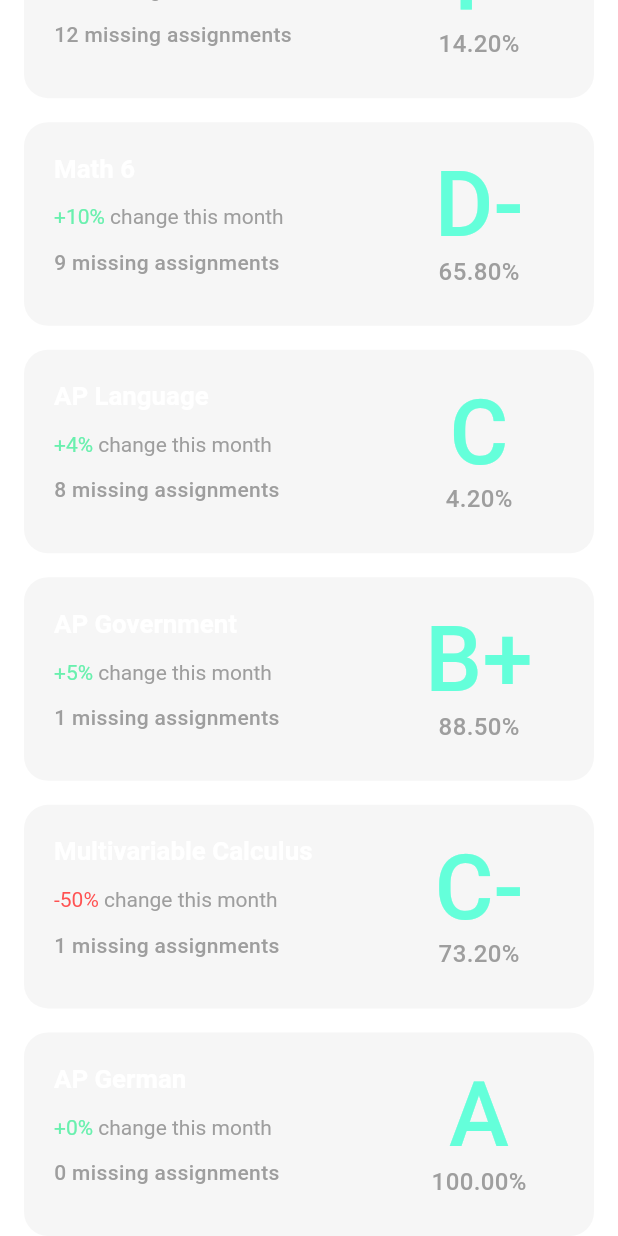
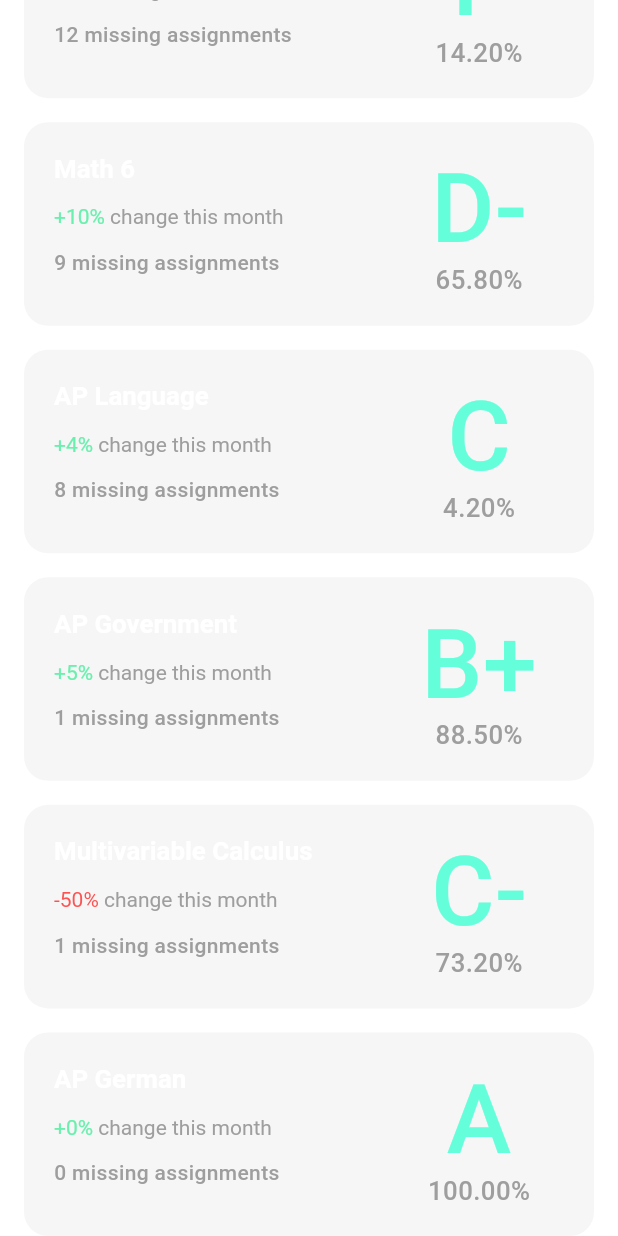
Before and after one commit to IshanA2007/GeneSIS, a Flutter app: the Gradebook screen opened directly, scrolled down 322 dp, on a phone screen of 412 x 824 dp. Run offline on Flutter 3.47's test engine with Material 3 defaults, Android fonts, the phone set to English and light mode, and no system bars; our stand-ins replace carousel_slider, fl_chart, flutter_screenutil, get, iconsax, smooth_page_indicator; Roboto replaces fonts that are missing (Poppins).

Commit message:
added FittedBox to grade letter/number

```diff
--- a/lib/features/app/screens/gradebook/widgets/gradebook_gradecard.dart
+++ b/lib/features/app/screens/gradebook/widgets/gradebook_gradecard.dart
@@ -75,7 +75,7 @@ class GradeCard extends StatelessWidget {
         // right - grade letter, percent
         Expanded(
           flex: 4,
-          child: Column(
+          child: FittedBox(fit: BoxFit.contain, child: Column(
             crossAxisAlignment: CrossAxisAlignment.center,
             children: [
               Text(
@@ -104,6 +104,7 @@ class GradeCard extends StatelessWidget {
             ],
           ),
         ),
+        ),
       ],
     );
   }
```
